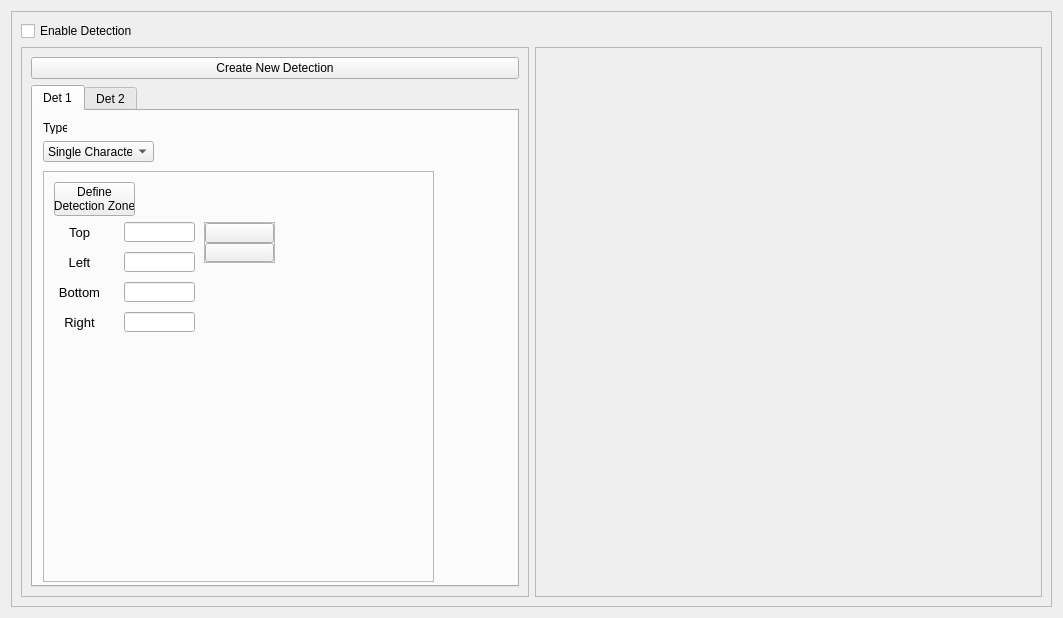
First picture: the form in detection_settings_designer.ui, repository Tony904/darksight, before the edit.
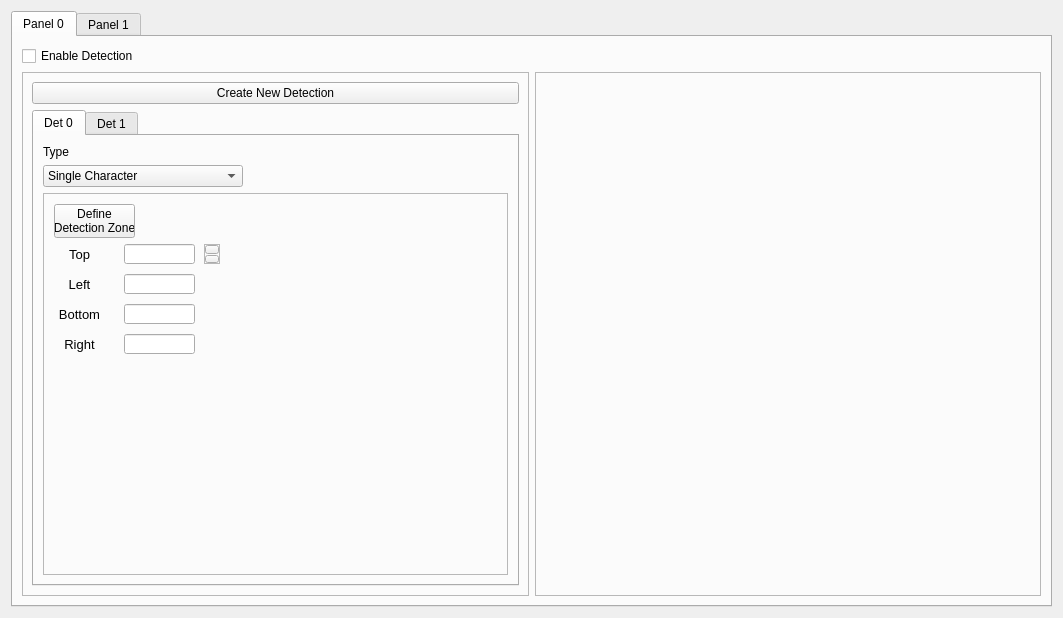
Second picture: the form after the edit. Icons and pictures are not drawn.

```diff
--- a/detection_settings_designer.ui
+++ b/detection_settings_designer.ui
@@ -15,23 +15,24 @@
   </property>
   <layout class="QHBoxLayout" name="horizontalLayout">
    <item>
-    <widget class="QFrame" name="frme_detection_settings_0">
-     <property name="frameShape">
-      <enum>QFrame::StyledPanel</enum>
+    <widget class="QTabWidget" name="tabs_wdgt_det_set_panels">
+     <property name="currentIndex">
+      <number>0</number>
      </property>
-     <property name="frameShadow">
-      <enum>QFrame::Plain</enum>
-     </property>
-     <layout class="QGridLayout" name="gridLayout">
+     <widget class="QWidget" name="tab_det_set_p0">
+      <attribute name="title">
+       <string>Panel 0</string>
+      </attribute>
+      <layout class="QGridLayout" name="layout_grid_tabs_wdgt_det_set_panels">
       <item row="0" column="0">
-       <widget class="QCheckBox" name="chbx_enable_detections_0">
+        <widget class="QCheckBox" name="chbx_enable_dets_p0">
         <property name="text">
          <string>Enable Detection</string>
         </property>
        </widget>
       </item>
       <item row="1" column="0">
-       <widget class="QFrame" name="frme_detections_0">
+        <widget class="QFrame" name="frme_det_recipe_builder_p0">
         <property name="frameShape">
          <enum>QFrame::StyledPanel</enum>
         </property>
@@ -59,16 +60,29 @@
            </property>
            <widget class="QWidget" name="tab_0">
             <attribute name="title">
-             <string>Det 1</string>
-            </attribute>
-            <widget class="QComboBox" name="comboBox">
-             <property name="geometry">
-              <rect>
-               <x>10</x>
-               <y>30</y>
-               <width>111</width>
-               <height>21</height>
-              </rect>
+              <string>Det 0</string>
+             </attribute>
+             <layout class="QVBoxLayout" name="layout_vrt_wtab_det_0">
+              <item>
+               <widget class="QLabel" name="lbl_static_type_det0_p0">
+                <property name="text">
+                 <string>Type</string>
+                </property>
+               </widget>
+              </item>
+              <item>
+               <widget class="QComboBox" name="cmbo_det_type_det0_p0">
+                <property name="sizePolicy">
+                 <sizepolicy hsizetype="Preferred" vsizetype="Fixed">
+                  <horstretch>0</horstretch>
+                  <verstretch>0</verstretch>
+                 </sizepolicy>
+                </property>
+                <property name="maximumSize">
+                 <size>
+                  <width>200</width>
+                  <height>16777215</height>
+                 </size>
              </property>
              <item>
               <property name="text">
@@ -81,32 +95,13 @@
               </property>
              </item>
             </widget>
-            <widget class="QLabel" name="lbl_static_type_0">
-             <property name="geometry">
-              <rect>
-               <x>10</x>
-               <y>10</y>
-               <width>24</width>
-               <height>13</height>
-              </rect>
-             </property>
-             <property name="text">
-              <string>Type</string>
-             </property>
-            </widget>
-            <widget class="QStackedWidget" name="stackedWidget">
-             <property name="geometry">
-              <rect>
-               <x>10</x>
-               <y>60</y>
-               <width>391</width>
-               <height>411</height>
-              </rect>
-             </property>
+              </item>
+              <item>
+               <widget class="QStackedWidget" name="stck_det0_p0">
              <property name="frameShape">
               <enum>QFrame::StyledPanel</enum>
              </property>
-             <widget class="QWidget" name="page">
+                <widget class="QWidget" name="stck_page0_det0_p0">
               <widget class="QPushButton" name="btn_define_det_zone_0">
                <property name="geometry">
                 <rect>
@@ -250,10 +245,13 @@
                 <rect>
                  <x>160</x>
                  <y>50</y>
-                 <width>71</width>
-                 <height>41</height>
-                </rect>
-               </property>
+                    <width>16</width>
+                    <height>20</height>
+                   </rect>
+                  </property>
+                  <property name="autoFillBackground">
+                   <bool>false</bool>
+                  </property>
                <property name="frameShape">
                 <enum>QFrame::StyledPanel</enum>
                </property>
@@ -262,7 +260,7 @@
                </property>
                <layout class="QVBoxLayout" name="verticalLayout_3">
                 <property name="spacing">
-                 <number>0</number>
+                    <number>1</number>
                 </property>
                 <property name="leftMargin">
                  <number>0</number>
@@ -288,17 +286,29 @@
                   <property name="text">
                    <string/>
                   </property>
+                     <property name="icon">
+                      <iconset>
+                       <normaloff>Resources/down_arrow.jpg</normaloff>Resources/down_arrow.jpg</iconset>
+                     </property>
+                     <property name="iconSize">
+                      <size>
+                       <width>16</width>
+                       <height>16</height>
+                      </size>
+                     </property>
                  </widget>
                 </item>
                </layout>
               </widget>
              </widget>
-             <widget class="QWidget" name="page_2"/>
-            </widget>
-           </widget>
-           <widget class="QWidget" name="tab_1">
+                <widget class="QWidget" name="stck_page1_det0_p0"/>
+               </widget>
+              </item>
+             </layout>
+            </widget>
+            <widget class="QWidget" name="tab_det1_p0">
             <attribute name="title">
-             <string>Det 2</string>
+              <string>Det 1</string>
             </attribute>
            </widget>
           </widget>
@@ -307,7 +317,7 @@
        </widget>
       </item>
       <item row="1" column="1">
-       <widget class="QFrame" name="frme_detections_image_0">
+        <widget class="QFrame" name="frme_det_set_img_p0">
         <property name="frameShape">
          <enum>QFrame::StyledPanel</enum>
         </property>
@@ -326,6 +336,12 @@
        </widget>
       </item>
      </layout>
+     </widget>
+     <widget class="QWidget" name="tab_panel_1">
+      <attribute name="title">
+       <string>Panel 1</string>
+      </attribute>
+     </widget>
     </widget>
    </item>
   </layout>
```
Left out of the diff: 40 changed lines with no effect on the pictures. Lines whose indentation alone changed are shown as unchanged.
